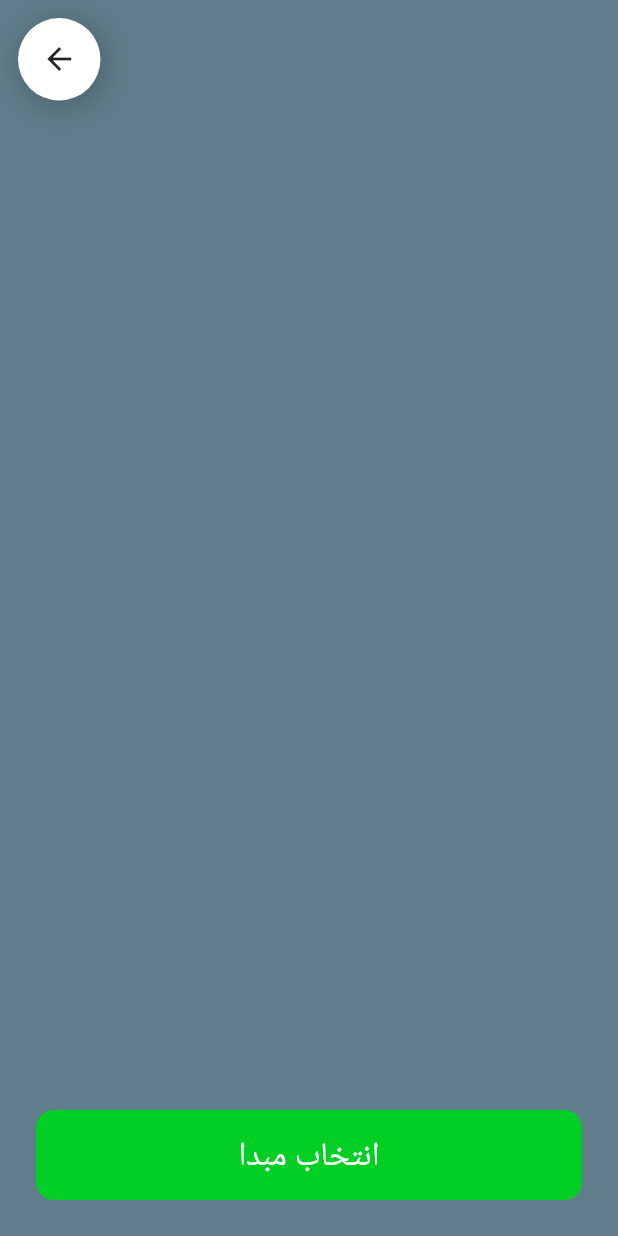
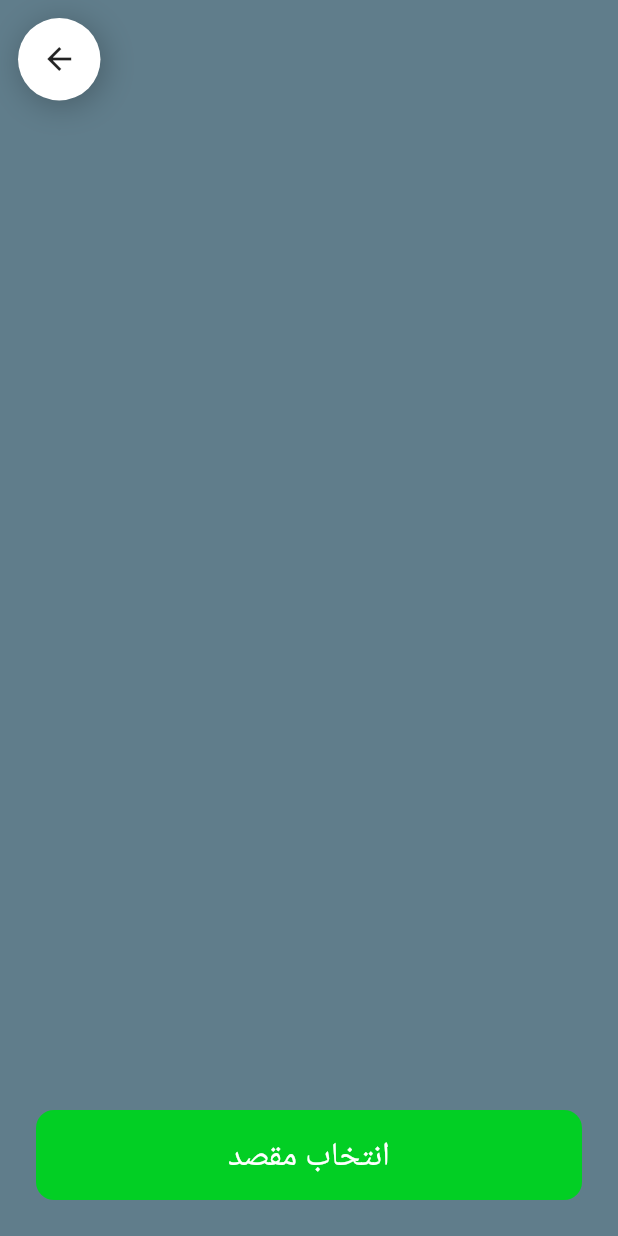
Before and after one commit to sajjadabbasi1383/SnapSample, a Flutter app: the screen it shows after launch, after a tap on "انتخاب مبدا", on a phone screen of 412 x 824 dp. Run offline on Flutter 3.47's test engine with Material 2 defaults, Android fonts, the light colour scheme and no system bars; our stand-ins replace google_fonts; Roboto replaces fonts that are missing (Vazirmatn).

Commit message:
return widget states on a page

```diff
--- a/lib/map_screen.dart
+++ b/lib/map_screen.dart
@@ -2,6 +2,13 @@ import 'package:flutter/material.dart';
 import 'package:snap_map/constant/dimens.dart';
 import 'package:snap_map/constant/my_text_style.dart';
 import 'package:snap_map/widget/back_button.dart';
+
+class CurrentWidgetState {
+  CurrentWidgetState._();
+  static const stateSelectOrigin = 0;
+  static const stateSelectDestination = 1;
+  static const stateRequestDriver = 2;
+}
 
 class MapScreen extends StatefulWidget {
   const MapScreen({super.key});
@@ -11,6 +18,8 @@ class MapScreen extends StatefulWidget {
 }
 
 class _MapScreenState extends State<MapScreen> {
+  List currentWidgetList = [CurrentWidgetState.stateSelectOrigin];
+
   @override
   Widget build(BuildContext context) {
     return SafeArea(
@@ -20,18 +29,94 @@ class _MapScreenState extends State<MapScreen> {
           Container(
             color: Colors.blueGrey,
           ),
-          Positioned(
-              bottom: 0,
-              left: 0,
-              right: 0,
-              child: Padding(
-                padding: const EdgeInsets.all(Dimens.large),
-                child: ElevatedButton(
-                    onPressed: () {}, child:  Text("انتخاب مبدا",style: MyTextStyle.main,)),
-              )),
-           MyBackButton(onPressed: (){},),
+          currentWidget(),
+          MyBackButton(
+            onPressed: () {
+              setState(() {
+                if(currentWidgetList.length>1){
+                  currentWidgetList.removeLast();
+                }
+              });
+            },
+          ),
         ],
       ),
     ));
   }
+
+  Widget currentWidget() {
+    Widget widget = origin();
+
+    switch (currentWidgetList.last) {
+      case CurrentWidgetState.stateSelectOrigin:
+        widget = origin();
+        break;
+      case CurrentWidgetState.stateSelectDestination:
+        widget = destination();
+        break;
+      case CurrentWidgetState.stateRequestDriver:
+        widget = reqDriver();
+        break;
+    }
+
+    return widget;
+  }
+
+  Positioned origin() {
+    return Positioned(
+        bottom: 0,
+        left: 0,
+        right: 0,
+        child: Padding(
+          padding: const EdgeInsets.all(Dimens.large),
+          child: ElevatedButton(
+              onPressed: () {
+                setState(() {
+                  currentWidgetList
+                      .add(CurrentWidgetState.stateSelectDestination);
+                });
+              },
+              child: Text(
+                "انتخاب مبدا",
+                style: MyTextStyle.main,
+              )),
+        ));
+  }
+
+  Positioned destination() {
+    return Positioned(
+        bottom: 0,
+        left: 0,
+        right: 0,
+        child: Padding(
+          padding: const EdgeInsets.all(Dimens.large),
+          child: ElevatedButton(
+              onPressed: () {
+                setState(() {
+                  currentWidgetList
+                      .add(CurrentWidgetState.stateRequestDriver);
+                });
+              },
+              child: Text(
+                "انتخاب مقصد",
+                style: MyTextStyle.main,
+              )),
+        ));
+  }
+
+  Positioned reqDriver() {
+    return Positioned(
+        bottom: 0,
+        left: 0,
+        right: 0,
+        child: Padding(
+          padding: const EdgeInsets.all(Dimens.large),
+          child: ElevatedButton(
+              onPressed: () {},
+              child: Text(
+                "درخواست راننده",
+                style: MyTextStyle.main,
+              )),
+        ));
+  }
 }
```
